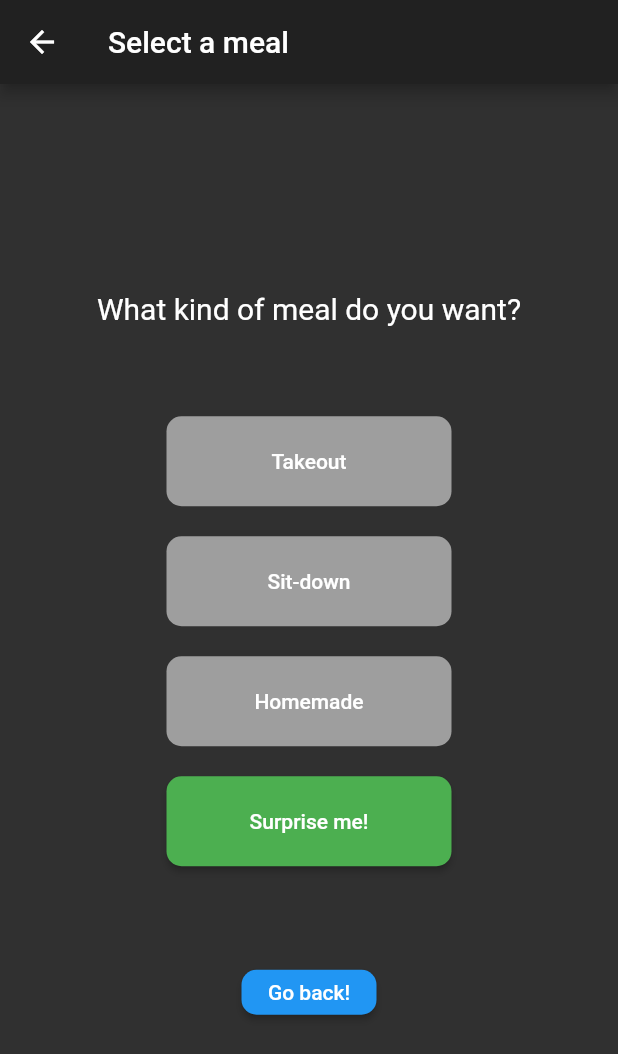
After one commit to sjotterman/flutter-firebase, a Flutter app: the Selection screen opened by its route, on a phone screen of 412 x 824 dp. The commit adds this screen. Shown: the top 1054 px of the screen. Run offline on Flutter 3.47's test engine with Material 2 defaults, Android fonts, the phone set to English and light mode, and no system bars; our stand-ins replace cloud_firestore, firebase_auth, flutter_spinkit; accounts and stored records are empty.

Commit message:
Navigation / filtering
- Added Navigation to enable going from Favorites Page to selection page
- Can select which food type you want (if you have more than 1 of it)
- Selecting a food type will select a random food from that category

```diff
--- /dev/null
+++ b/lib/provider_models/selection_data.dart
@@ -0,0 +1,81 @@
+import 'dart:collection';
+import 'dart:math';
+
+import 'package:flutter/material.dart';
+import 'package:flutter_firebase/models/favorite.dart';
+
+class SelectionData extends ChangeNotifier {
+  List<Favorite> _options = [];
+  Favorite finalSelection;
+
+  UnmodifiableListView<Favorite> get options => UnmodifiableListView(_options);
+
+  void setOptions(List<Favorite> favorites) {
+    _options.clear();
+    favorites.forEach((f) {
+      _options.add(f);
+    });
+    _options.forEach((f) => print(f.name));
+    notifyListeners();
+  }
+
+  int get numTakeout {
+    return _options
+        .where((item) {
+          return item.foodType == 'Takeout';
+        })
+        .toList()
+        .length;
+  }
+
+  int get numHomemade {
+    return _options
+        .where((item) {
+          return item.foodType == 'Homemade';
+        })
+        .toList()
+        .length;
+  }
+
+  int get numSitdown {
+    return _options
+        .where((item) {
+          return item.foodType == 'Sit-down';
+        })
+        .toList()
+        .length;
+  }
+
+  void resetSelection() {
+    finalSelection = null;
+    notifyListeners();
+  }
+
+  void chooseHomemade() {
+    _options = _options.where((item) {
+      return item.foodType == 'Homemade';
+    }).toList();
+    chooseRandomly();
+  }
+
+  void chooseSitdown() {
+    _options = _options.where((item) {
+      return item.foodType == 'Sit-down';
+    }).toList();
+    chooseRandomly();
+  }
+
+  void chooseTakeout() {
+    _options = _options.where((item) {
+      return item.foodType == 'Takeout';
+    }).toList();
+    chooseRandomly();
+  }
+
+  void chooseRandomly() {
+    var rng = new Random();
+    var randomIndex = rng.nextInt(_options.length);
+    finalSelection = _options[randomIndex];
+    notifyListeners();
+  }
+}
--- a/lib/screens/authenticate/register.dart
+++ b/lib/screens/authenticate/register.dart
@@ -27,7 +27,7 @@ class _RegisterState extends State<Register> {
         : Scaffold(
             appBar: AppBar(
                 elevation: 0.0,
-                title: Text('Sign up to Stockkeeper'),
+                title: Text('Sign Up'),
                 actions: <Widget>[
                   FlatButton.icon(
                       icon: Icon(Icons.person),
--- a/lib/screens/authenticate/sign_in.dart
+++ b/lib/screens/authenticate/sign_in.dart
@@ -28,7 +28,7 @@ class _SignInState extends State<SignIn> {
         : Scaffold(
             appBar: AppBar(
                 elevation: 0.0,
-                title: Text('Sign in to Stockkeeper'),
+                title: Text('Sign In'),
                 actions: <Widget>[
                   FlatButton.icon(
                       icon: Icon(Icons.person),
--- /dev/null
+++ b/lib/screens/selection/selection.dart
@@ -0,0 +1,170 @@
+import 'package:flutter/material.dart';
+import 'package:flutter_firebase/provider_models/selection_data.dart';
+import 'package:provider/provider.dart';
+
+class Selection extends StatelessWidget {
+  @override
+  Widget build(BuildContext context) {
+    // TODO: refactor this into multiple widgets
+    final selectionData = Provider.of<SelectionData>(context);
+
+    void _selectTakeout() {
+      selectionData.chooseTakeout();
+    }
+
+    void _selectSitDown() {
+      selectionData.chooseSitdown();
+    }
+
+    void _selectHomemade() {
+      selectionData.chooseHomemade();
+    }
+
+    void _selectRandom() {
+      selectionData.chooseRandomly();
+    }
+
+    if (selectionData.finalSelection != null) {
+      final name = selectionData.finalSelection.name;
+      final foodType = selectionData.finalSelection.foodType;
+      return Scaffold(
+        appBar: AppBar(
+          title: Text("Selection"),
+        ),
+        body: Center(
+          child: Column(
+            mainAxisAlignment: MainAxisAlignment.center,
+            children: <Widget>[
+              Text(
+                'Your $foodType meal should be: ',
+                style: TextStyle(fontSize: 40.0),
+              ),
+              SizedBox(height: 60.0),
+              Text(
+                name,
+                style: TextStyle(fontSize: 40.0),
+              ),
+              SizedBox(height: 60.0),
+              MaterialButton(
+                shape: RoundedRectangleBorder(
+                  borderRadius: new BorderRadius.circular(10.0),
+                ),
+                height: 30.0,
+                minWidth: 90.0,
+                onPressed: () {
+                  // Navigate back to the first screen by popping the current route
+                  // off the stack.
+                  selectionData.resetSelection();
+                  Navigator.pop(context);
+                },
+                color: Colors.blue,
+                textColor: Colors.white,
+                child: Text('Go back!'),
+              ),
+            ],
+          ),
+        ),
+      );
+    }
+    return Scaffold(
+      appBar: AppBar(
+        title: Text("Select a meal"),
+      ),
+      body: Center(
+        child: Column(
+          mainAxisAlignment: MainAxisAlignment.center,
+          children: <Widget>[
+            Text(
+              'What kind of meal do you want?',
+              style: TextStyle(fontSize: 20.0),
+            ),
+            SizedBox(height: 60.0),
+            MaterialButton(
+              shape: RoundedRectangleBorder(
+                borderRadius: new BorderRadius.circular(10.0),
+              ),
+              height: 60.0,
+              minWidth: 190.0,
+              onPressed: selectionData.numTakeout <= 1
+                  ? null
+                  : () {
+                      _selectTakeout();
+                    },
+              color: Colors.blue,
+              disabledColor: Colors.grey[500],
+              disabledTextColor: Colors.grey[900],
+              textColor: Colors.white,
+              child: Text('Takeout'),
+            ),
+            SizedBox(height: 20.0),
+            MaterialButton(
+              shape: RoundedRectangleBorder(
+                borderRadius: new BorderRadius.circular(10.0),
+              ),
+              height: 60.0,
+              minWidth: 190.0,
+              onPressed: selectionData.numSitdown <= 1
+                  ? null
+                  : () {
+                      _selectSitDown();
+                    },
+              disabledColor: Colors.grey[500],
+              disabledTextColor: Colors.grey[900],
+              color: Colors.blue,
+              textColor: Colors.white,
+              child: Text('Sit-down'),
+            ),
+            SizedBox(height: 20.0),
+            MaterialButton(
+              shape: RoundedRectangleBorder(
+                borderRadius: new BorderRadius.circular(10.0),
+              ),
+              height: 60.0,
+              minWidth: 190.0,
+              onPressed: selectionData.numHomemade <= 1
+                  ? null
+                  : () {
+                      _selectHomemade();
+                    },
+              disabledColor: Colors.grey[500],
+              disabledTextColor: Colors.grey[900],
+              color: Colors.blue,
+              textColor: Colors.white,
+              child: Text('Homemade'),
+            ),
+            SizedBox(height: 20.0),
+            MaterialButton(
+              shape: RoundedRectangleBorder(
+                borderRadius: new BorderRadius.circular(10.0),
+              ),
+              height: 60.0,
+              minWidth: 190.0,
+              onPressed: () {
+                _selectRandom();
+              },
+              color: Colors.green,
+              textColor: Colors.white,
+              child: Text('Surprise me!'),
+            ),
+            SizedBox(height: 60.0),
+            MaterialButton(
+              shape: RoundedRectangleBorder(
+                borderRadius: new BorderRadius.circular(10.0),
+              ),
+              height: 30.0,
+              minWidth: 90.0,
+              onPressed: () {
+                // Navigate back to the first screen by popping the current route
+                // off the stack.
+                Navigator.pop(context);
+              },
+              color: Colors.blue,
+              textColor: Colors.white,
+              child: Text('Go back!'),
+            ),
+          ],
+        ),
+      ),
+    );
+  }
+}
```
Also changed, not shown: lib/main.dart (+17 -3 lines), lib/screens/home/favorites_overview.dart (+4 -27 lines).
